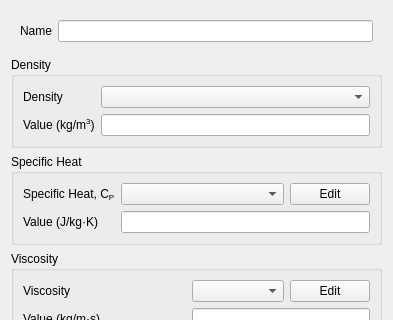
This is view/setup/materials/material_dialog.ui in nextfoam/baram as Qt 5 draws it before an edit; both pictures show x 0 to 393 and y 0 to 320 of the 393 by 692 pixel window. The edited form follows.
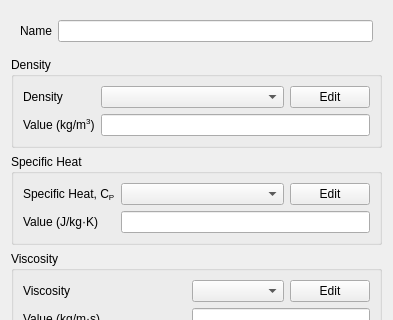
This is the edited form.

Commit message: Issue #85, polynomial specification method has been added to material density.

The edit to the form file:
```diff
--- a/view/setup/materials/material_dialog.ui
+++ b/view/setup/materials/material_dialog.ui
@@ -44,6 +44,8 @@
        </widget>
       </item>
       <item row="0" column="1">
+       <layout class="QHBoxLayout" name="horizontalLayout">
+        <item>
        <widget class="QComboBox" name="densityType">
         <property name="sizePolicy">
          <sizepolicy hsizetype="Expanding" vsizetype="Fixed">
@@ -52,6 +54,15 @@
          </sizepolicy>
         </property>
        </widget>
+        </item>
+        <item>
+         <widget class="QPushButton" name="densityEdit">
+          <property name="text">
+           <string>Edit</string>
+          </property>
+         </widget>
+        </item>
+       </layout>
       </item>
       <item row="1" column="0">
        <widget class="QLabel" name="label_4">
```
Lines whose indentation alone changed are shown as unchanged. The commit also changes 7 other files.
